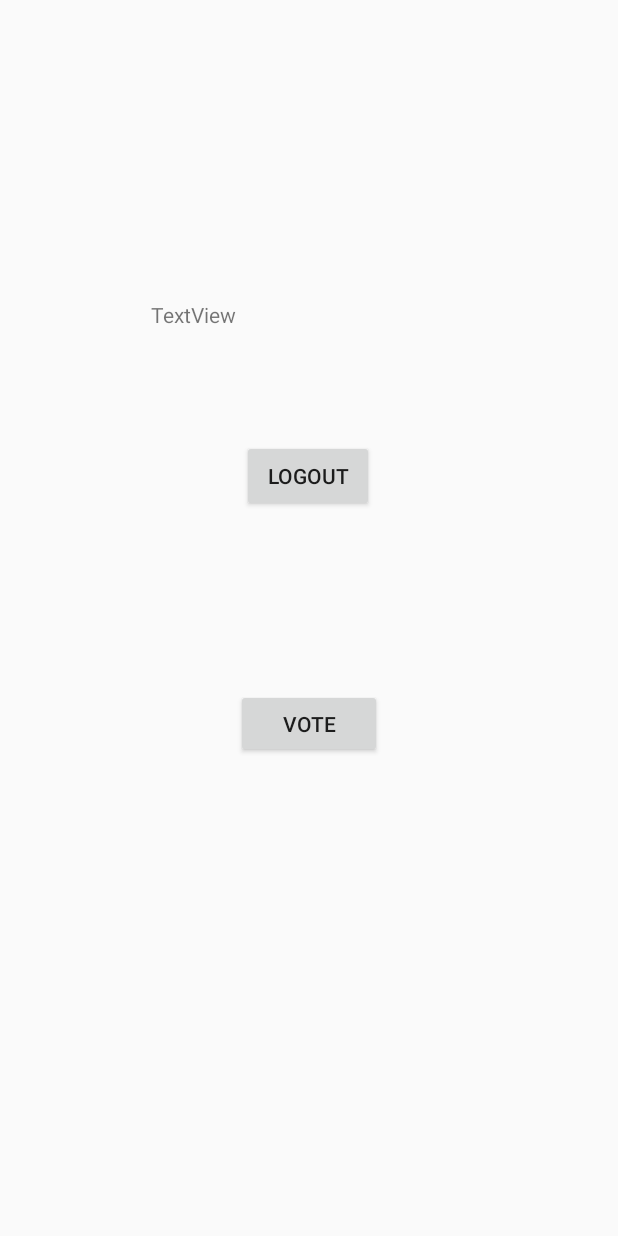
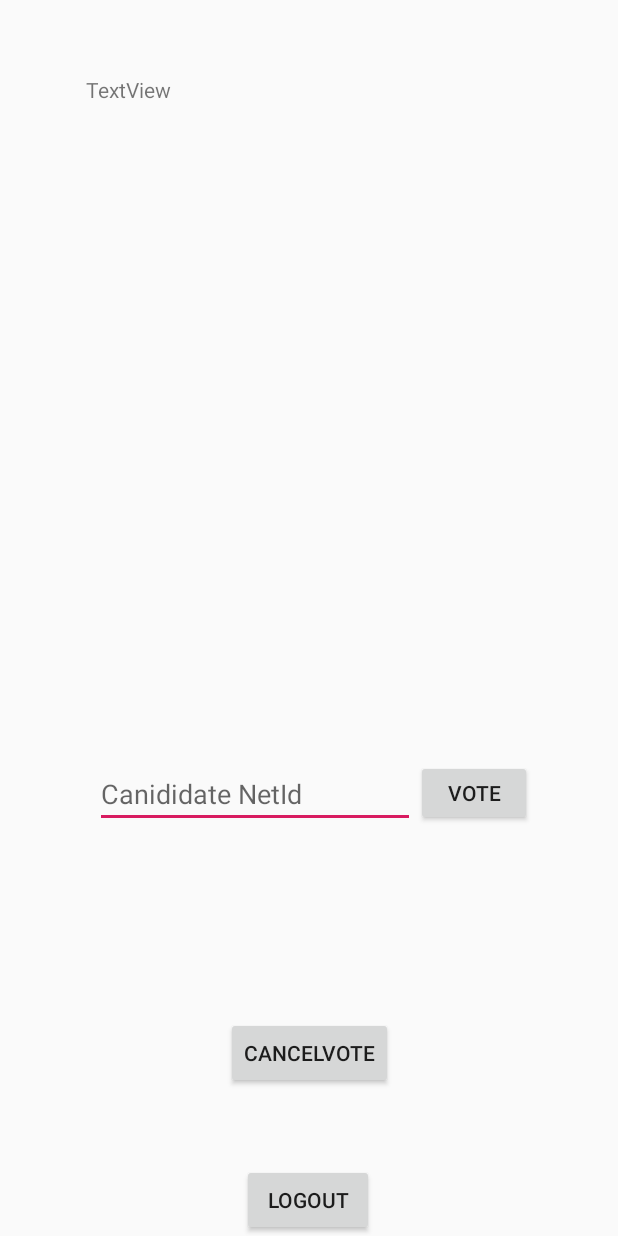
Before and after one commit to Blakepatri/ElectionApp, an Android app: the layout activity_student_login.xml on its own in the app's theme, with its tools: preview values and no code run, on a phone screen of 412 x 824 dp. Run offline under Robolectric (Android 15) with nearby library versions, the phone set to English and light mode, and no system bars.

Commit message:
Update activity_student_login interface

```diff
--- a/DalhousieVotingSystem15/app/src/main/res/layout/activity_student_login.xml
+++ b/DalhousieVotingSystem15/app/src/main/res/layout/activity_student_login.xml
@@ -6,22 +6,11 @@
     android:layout_height="match_parent"
     tools:context=".Student_Login">
 
-    <Button
-        android:id="@+id/vote"
-        android:layout_width="97dp"
-        android:layout_height="46dp"
-        android:text="  Vote  "
-        app:layout_constraintBottom_toBottomOf="parent"
-        app:layout_constraintEnd_toEndOf="parent"
-        app:layout_constraintStart_toStartOf="parent"
-        app:layout_constraintTop_toBottomOf="@+id/LogOut"
-        app:layout_constraintVertical_bias="0.27" />
-
     <TextView
-        android:id="@+id/Info"
-        android:layout_width="211dp"
-        android:layout_height="77dp"
-        android:layout_marginTop="200dp"
+        android:id="@+id/Status"
+        android:layout_width="297dp"
+        android:layout_height="47dp"
+        android:layout_marginTop="50dp"
         android:text="TextView"
         app:layout_constraintEnd_toEndOf="parent"
         app:layout_constraintStart_toStartOf="parent"
@@ -31,10 +20,66 @@
         android:id="@+id/LogOut"
         android:layout_width="wrap_content"
         android:layout_height="wrap_content"
-        android:layout_marginTop="16dp"
         android:text="Logout"
+        app:layout_constraintBottom_toBottomOf="parent"
         app:layout_constraintEnd_toEndOf="parent"
         app:layout_constraintHorizontal_bias="0.498"
+        app:layout_constraintStart_toStartOf="parent" />
+
+    <TextView
+        android:id="@+id/CandidateInfo"
+        android:layout_width="296dp"
+        android:layout_height="359dp"
+        android:layout_marginTop="30dp"
+        app:layout_constraintEnd_toEndOf="parent"
         app:layout_constraintStart_toStartOf="parent"
-        app:layout_constraintTop_toBottomOf="@+id/Info" />
+        app:layout_constraintTop_toBottomOf="@+id/Status" />
+
+    <EditText
+        android:id="@+id/CID"
+        android:layout_width="wrap_content"
+        android:layout_height="wrap_content"
+        android:layout_marginStart="63dp"
+        android:layout_marginTop="20dp"
+        android:ems="10"
+        android:hint="Canididate NetId"
+        android:inputType="textPersonName"
+        app:layout_constraintStart_toStartOf="parent"
+        app:layout_constraintTop_toBottomOf="@+id/CandidateInfo" />
+
+    <Button
+        android:id="@+id/VOTE"
+        android:layout_width="77dp"
+        android:layout_height="44dp"
+        android:layout_marginTop="20dp"
+        android:text="VOTE"
+        app:layout_constraintEnd_toEndOf="parent"
+        app:layout_constraintHorizontal_bias="0.017"
+        app:layout_constraintStart_toEndOf="@+id/CID"
+        app:layout_constraintTop_toBottomOf="@+id/CandidateInfo" />
+
+    <Button
+        android:id="@+id/Cancel"
+        android:layout_width="wrap_content"
+        android:layout_height="wrap_content"
+        android:layout_marginBottom="50dp"
+        android:text="CancelVote"
+        app:layout_constraintBottom_toTopOf="@+id/LogOut"
+        app:layout_constraintEnd_toEndOf="parent"
+        app:layout_constraintStart_toStartOf="parent" />
+
+    <TextView
+        android:id="@+id/invisible"
+        android:layout_width="86dp"
+        android:layout_height="51dp"
+        app:layout_constraintBottom_toBottomOf="parent"
+        app:layout_constraintStart_toStartOf="parent" />
+
+    <TextView
+        android:id="@+id/invisible2"
+        android:layout_width="135dp"
+        android:layout_height="37dp"
+        app:layout_constraintEnd_toEndOf="parent"
+        app:layout_constraintTop_toTopOf="parent" />
+
 </androidx.constraintlayout.widget.ConstraintLayout>
```
